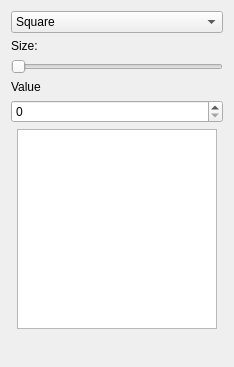
fredo-editor/FreDo, file fredo/gui/brush_dialog.ui: the form before one commit.
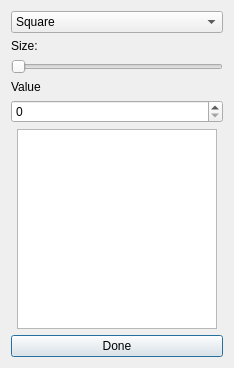
The form after the commit.

Commit message: split frequency image into magnitude and angle

```diff
--- a/fredo/gui/brush_dialog.ui
+++ b/fredo/gui/brush_dialog.ui
@@ -107,6 +107,13 @@
        </item>
       </layout>
      </item>
+     <item>
+      <widget class="QPushButton" name="pushButton">
+       <property name="text">
+        <string>Done</string>
+       </property>
+      </widget>
+     </item>
      <item>
       <spacer name="verticalSpacer">
        <property name="orientation">
```
Left out of the diff: 6 changed lines with no effect on the pictures. The commit also changes 2 other files.
